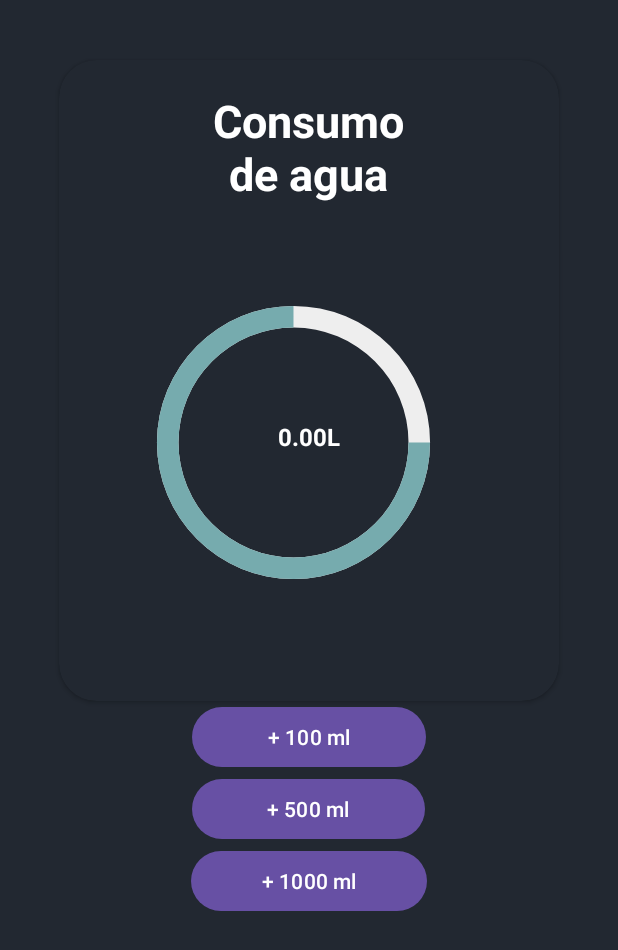
After one commit to Sheens507/Proyecto-Poala-Martin-progressBar, an Android app: the AguaStatus screen opened directly, with no data from a screen before it, on a phone screen of 412 x 824 dp. The commit adds this screen. Shown: the top 950 px of the screen. Run offline under Robolectric (Android 15) with nearby library versions, the phone set to English and light mode, and no system bars.

Commit message:
Funcionalidad del consumo de agua
Ya estaria la funcionalidad del control consumo de agua, y el button ligado a este en la pantalla home

```diff
--- a/app/src/main/AndroidManifest.xml
+++ b/app/src/main/AndroidManifest.xml
@@ -14,6 +14,9 @@
         android:supportsRtl="true"
         android:theme="@style/Theme.ProyectoProgressbar"
         tools:targetApi="31">
+        <activity
+            android:name=".AguaStatus"
+            android:exported="false" />
         <activity
             android:name=".TimerB"
             android:exported="false" />
--- /dev/null
+++ b/app/src/main/java/com/example/proyectoprogressbar/AguaStatus.java
@@ -0,0 +1,83 @@
+package com.example.proyectoprogressbar;
+
+import androidx.appcompat.app.AppCompatActivity;
+
+import android.annotation.SuppressLint;
+import android.os.Bundle;
+import android.view.View;
+import android.widget.Button;
+import android.widget.Toast;
+import android.widget.ProgressBar;
+import android.widget.TextView;
+
+public class AguaStatus extends AppCompatActivity {
+
+
+    private Button cienML, quinientosML, milML;
+    private TextView txtper, excesoB;
+    private ProgressBar Prog;
+    int cantidadTotalML = 0;
+    private int excesoTotalML = 0;
+
+    @SuppressLint("MissingInflatedId")
+    @Override
+    protected void onCreate(Bundle savedInstanceState) {
+        super.onCreate(savedInstanceState);
+        setContentView(R.layout.activity_agua_status);
+
+        cienML = findViewById(R.id.cienml);
+        quinientosML = findViewById(R.id.quinientosml);
+        milML = findViewById(R.id.unlitro);
+        txtper = findViewById(R.id.txtper);
+        Prog = findViewById(R.id.Prog);
+        excesoB = findViewById(R.id.excesoB);
+
+        cienML.setOnClickListener(new View.OnClickListener() {
+            @Override
+            public void onClick(View v) {
+                sumarMililitros(100);
+            }
+        });
+
+        quinientosML.setOnClickListener(new View.OnClickListener() {
+            @Override
+            public void onClick(View v) {
+                sumarMililitros(500);
+            }
+        });
+
+        milML.setOnClickListener(new View.OnClickListener() {
+            @Override
+            public void onClick(View v) {
+                sumarMililitros(1000);
+            }
+        });
+    }
+    private void sumarMililitros(int cantidad) {
+        cantidadTotalML += cantidad; // Incrementamos la cantidad total de mililitros
+        if (cantidadTotalML > 100000) { // Limitamos la cantidad total a 100 litros (100000 ml)
+            // Calculamos el exceso de agua
+            int excesoActual = cantidadTotalML - 100000;
+            excesoTotalML += excesoActual; // Sumamos el exceso actual al exceso total
+            // Establecemos la cantidad total en 100 litros
+            cantidadTotalML = 100000;
+        }
+        txtper.setText(String.valueOf(cantidadTotalML) + " ml"); // Actualizamos el TextView con la cantidad total
+
+        // Mostramos el exceso de agua en el TextView correspondiente
+        excesoB.setText(String.valueOf(excesoTotalML) + " ml en exceso");
+
+        // Establecemos la visibilidad del TextView basándonos en el exceso total
+        if (excesoTotalML > 0) {
+            excesoB.setVisibility(View.VISIBLE); // Hacer visible el TextView
+        } else {
+            excesoB.setVisibility(View.INVISIBLE); // Ocultar el TextView
+        }
+
+        // Calculamos el porcentaje y actualizamos la ProgressBar
+        float porcentaje = ((float) cantidadTotalML / 100000) * 100;
+        Prog.setProgress((int) porcentaje);
+    }
+
+
+}
--- a/app/src/main/java/com/example/proyectoprogressbar/HOME.java
+++ b/app/src/main/java/com/example/proyectoprogressbar/HOME.java
@@ -11,7 +11,7 @@ import androidx.core.view.WindowInsetsCompat;
 
 public class HOME extends AppCompatActivity {
 
-    private Button oms, bano;
+    private Button oms, bano, consumo;
 
     @Override
     protected void onCreate(Bundle savedInstanceState) {
@@ -27,6 +27,7 @@ public class HOME extends AppCompatActivity {
         // Aquí agregamos el código para iniciar la actividad "OMS" cuando se hace clic en el botón "oms"
         oms = findViewById(R.id.OMS_agua);
         bano = findViewById(R.id.BanoB);
+        consumo = findViewById(R.id.ConsumoB);
         oms.setOnClickListener(v -> {
             Intent intent = new Intent(HOME.this, OMS.class);
             startActivity(intent);
@@ -35,5 +36,9 @@ public class HOME extends AppCompatActivity {
             Intent intent = new Intent(HOME.this, TimerB.class);
             startActivity(intent);
         });
+        consumo.setOnClickListener(v -> {
+            Intent intent = new Intent(HOME.this, AguaStatus.class);
+            startActivity(intent);
+        });
     }
 }
--- /dev/null
+++ b/app/src/main/res/drawable/circle.xml
@@ -0,0 +1,20 @@
+<?xml version="1.0" encoding="utf-8"?>
+<layer-list xmlns:android="http://schemas.android.com/apk/res/android">
+    <item>
+        <shape
+            android:shape="ring"
+            android:thicknessRatio="16"
+            android:useLevel="false">
+            <solid android:color="#EEEEEE"/>
+        </shape>
+    </item>
+
+    <item>
+        <shape
+            android:shape="ring"
+            android:thicknessRatio="16"
+            android:useLevel="true">
+            <solid android:color="#76ABAE"/>
+        </shape>
+    </item>
+</layer-list>
--- /dev/null
+++ b/app/src/main/res/layout/activity_agua_status.xml
@@ -0,0 +1,85 @@
+<?xml version="1.0" encoding="utf-8"?>
+<LinearLayout
+    xmlns:android="http://schemas.android.com/apk/res/android"
+    xmlns:app="http://schemas.android.com/apk/res-auto"
+    xmlns:tools="http://schemas.android.com/tools"
+    android:layout_width="match_parent"
+    android:layout_height="match_parent"
+    android:orientation="vertical"
+    android:gravity="center_horizontal"
+    android:background="#222831"
+    tools:context=".MainActivity">
+
+    <androidx.cardview.widget.CardView
+        android:layout_width="333dp"
+        android:layout_height="427dp"
+        android:layout_marginTop="40dp"
+        android:backgroundTint="#222831"
+        app:cardCornerRadius="25dp"
+        app:cardElevation="2dp">
+
+        <TextView
+            android:layout_width="wrap_content"
+            android:layout_height="wrap_content"
+            android:layout_gravity="center_horizontal"
+            android:layout_marginTop="20dp"
+            android:text="Consumo\nde agua"
+            android:textAlignment="center"
+            android:textColor="@color/white"
+            android:textSize="30sp"
+            android:textStyle="bold" />
+
+        <TextView
+            android:id="@+id/txtper"
+            android:layout_width="wrap_content"
+            android:layout_height="wrap_content"
+            android:layout_gravity="center_horizontal"
+            android:layout_marginTop="240dp"
+            android:text="0.00L"
+            android:textColor="@color/white"
+            android:textSize="16dp"
+            android:textStyle="bold" />
+
+        <ProgressBar
+            android:id="@+id/Prog"
+            android:layout_width="230dp"
+            android:layout_height="230dp"
+            android:layout_gravity="center_horizontal"
+            android:layout_marginTop="140dp"
+            android:layout_marginRight="10dp"
+            android:indeterminateOnly="false"
+            android:progress="75"
+            android:progressDrawable="@drawable/circle"
+            tools:progress="1"></ProgressBar>
+
+    </androidx.cardview.widget.CardView>
+
+    <Button
+        android:id="@+id/cienml"
+        android:layout_width="156dp"
+        android:layout_height="wrap_content"
+        android:text="+ 100 ml" />
+
+    <Button
+        android:id="@+id/quinientosml"
+        android:layout_width="155dp"
+        android:layout_height="wrap_content"
+        android:text="+ 500 ml" />
+
+    <Button
+        android:id="@+id/unlitro"
+        android:layout_width="157dp"
+        android:layout_height="wrap_content"
+        android:text="+ 1000 ml" />
+
+    <TextView
+        android:id="@+id/excesoB"
+        android:layout_width="match_parent"
+        android:layout_height="wrap_content"
+        android:textAlignment="center"
+        android:textColor="#EEEEEE"
+        android:textSize="24sp"
+        android:textStyle="bold"
+        android:visibility="invisible" />
+
+</LinearLayout>
--- a/app/src/main/res/layout/activity_home.xml
+++ b/app/src/main/res/layout/activity_home.xml
@@ -52,4 +52,19 @@
         app:layout_constraintTop_toTopOf="parent"
         app:layout_constraintVertical_bias="0.431" />
 
+    <Button
+        android:id="@+id/ConsumoB"
+        android:layout_width="wrap_content"
+        android:layout_height="wrap_content"
+        android:background="#31363F"
+        android:text="Consumo\nde agua"
+        android:textSize="20sp"
+        android:textStyle="bold"
+        app:layout_constraintBottom_toBottomOf="parent"
+        app:layout_constraintEnd_toEndOf="parent"
+        app:layout_constraintHorizontal_bias="0.496"
+        app:layout_constraintStart_toStartOf="parent"
+        app:layout_constraintTop_toTopOf="parent"
+        app:layout_constraintVertical_bias="0.572" />
+
 </androidx.constraintlayout.widget.ConstraintLayout>
```
